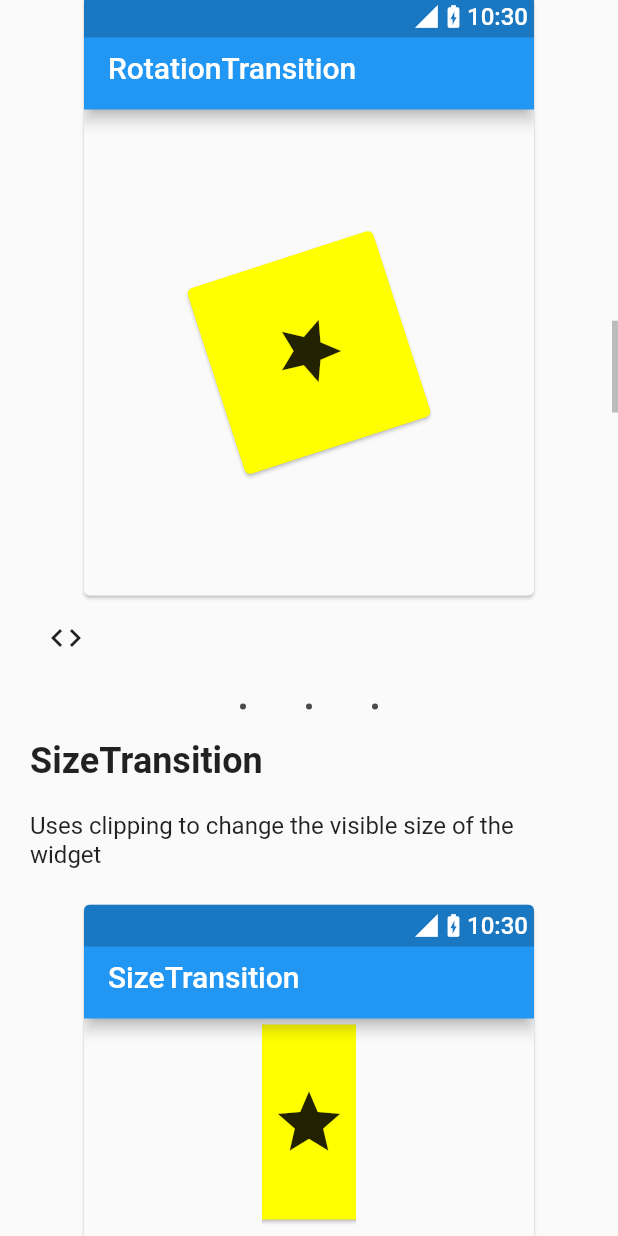
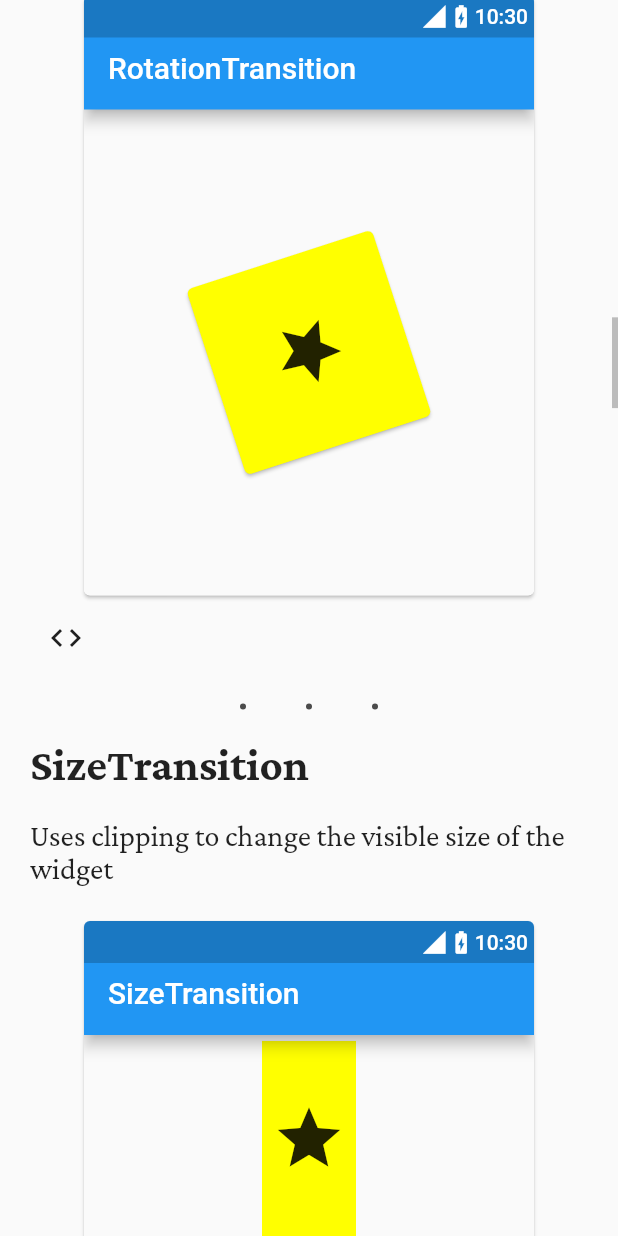
Before and after one commit to tomaszpolanski/flutter-animations, a Flutter app: the screen it shows after launch, scrolled down 2880 dp, on a phone screen of 412 x 824 dp. Run offline on Flutter 3.47's test engine with Material 2 defaults, Android fonts, the phone set to English and light mode, and no system bars; project files that could hold a hidden picture were left out.

Commit message:
Updating fonts

```diff
--- a/lib/animations_cheat_sheet.dart
+++ b/lib/animations_cheat_sheet.dart
@@ -27,7 +27,7 @@ class AnimationCheatSheet extends StatelessWidget {
         );
       },
       theme: ThemeData(
-        fontFamily: 'Roboto',
+        fontFamily: 'CrimsonPro',
       ),
       home: const _PresentationList(),
     );
--- a/lib/shared/frame.dart
+++ b/lib/shared/frame.dart
@@ -18,6 +18,10 @@ class PhoneFrame extends StatelessWidget {
   @override
   Widget build(BuildContext context) {
     return Align(
+      child: DefaultTextStyle.merge(
+        style: TextStyle(
+          fontFamily: 'Roboto',
+        ),
         child: WrappedAnimatedBuilder(
           animation: elevation,
           builder: (context, animation, child) {
@@ -37,7 +41,10 @@ class PhoneFrame extends StatelessWidget {
                   child: Scaffold(
                     appBar: AppBar(
                       primary: true,
-                    title: Text(title),
+                      title: Text(
+                        title,
+                        style: TextStyle(fontFamily: 'Roboto'),
+                      ),
                     ),
                     body: Align(child: child),
                   ),
@@ -61,10 +68,10 @@ class PhoneFrame extends StatelessWidget {
                       ),
                       Text(
                         DateFormat.Hm().format(DateTime.now()),
-                      style: Theme.of(context)
-                          .textTheme
-                          .body2
-                          .copyWith(color: Colors.white, fontSize: 16),
+                        style: Theme.of(context).textTheme.body2.copyWith(
+                              color: Colors.white,
+                              fontFamily: 'Roboto',
+                            ),
                       ),
                     ],
                   ),
@@ -73,6 +80,7 @@ class PhoneFrame extends StatelessWidget {
             ),
           ),
         ),
+      ),
     );
   }
 }
--- /dev/null
+++ b/lib/shared/material_web.txt
@@ -0,0 +1,5 @@
+export 'dart:html' show window;
+
+export 'package:flutter_web/gestures.dart';
+export 'package:flutter_web/material.dart';
+export 'package:flutter_web_ui/ui.dart' show webOnlyInitializePlatform;
--- a/lib/shared/ui/header.dart
+++ b/lib/shared/ui/header.dart
@@ -56,6 +56,7 @@ class Header extends StatelessWidget {
                 style: TextStyle(
                   color: Colors.white,
                   fontSize: 44,
+                  fontFamily: 'Roboto',
                 ),
               ),
             ),
--- a/lib/shared/ui/new_label.dart
+++ b/lib/shared/ui/new_label.dart
@@ -17,6 +17,7 @@ class NewLabel extends StatelessWidget {
                 fontWeight: FontWeight.bold,
                 color: Colors.white,
                 fontStyle: FontStyle.italic,
+                fontSize: 30,
               ),
         ),
       ),
--- a/lib/shared/ui/section.dart
+++ b/lib/shared/ui/section.dart
@@ -67,7 +67,7 @@ class _SectionState extends State<Section> with SingleTickerProviderStateMixin {
             ),
             const SizedBox(height: 20),
             DefaultTextStyle.merge(
-              style: Theme.of(context).textTheme.subhead,
+              style: Theme.of(context).textTheme.subhead.copyWith(fontSize: 20),
               child: widget.body,
             ),
             const SizedBox(height: 20),
@@ -175,10 +175,10 @@ class SectionTitle extends StatelessWidget {
   Widget build(BuildContext context) {
     final titleWidget = Text(
       title,
-      style: Theme.of(context)
-          .textTheme
-          .headline
-          .copyWith(fontWeight: FontWeight.bold),
+      style: Theme.of(context).textTheme.headline.copyWith(
+            fontWeight: FontWeight.bold,
+            fontSize: 30,
+          ),
     );
     return showNew(released)
         ? Wrap(
--- a/lib/transitions/size.dart
+++ b/lib/transitions/size.dart
@@ -17,7 +17,7 @@ class SizeExample extends StatelessWidget {
     return SizeTransition(
       axis: Axis.horizontal,
       sizeFactor: animation,
-      child: child, // TODO(tomek) center it properly
+      child: child,
     );
   }
 }
```
Also changed, not shown: lib/shared/material_desktop.txt (deleted, +0 -21 lines), lib/shared/material_import.dart (+20 -4 lines), pubspec.yaml (+54 -21 lines), pubspec_desktop.yaml (deleted, +0 -55 lines), pubspec_web.yaml (added, +34 -0 lines), 10 other files. Lines whose indentation alone changed are shown as unchanged.
